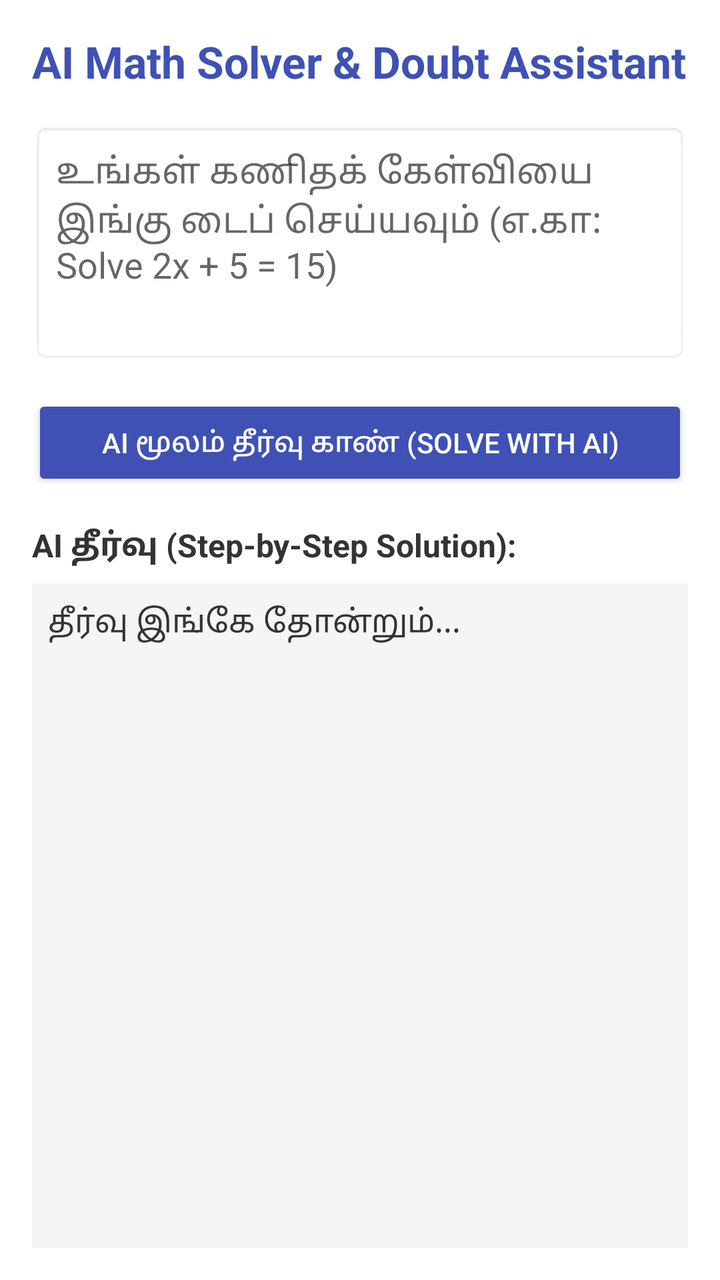
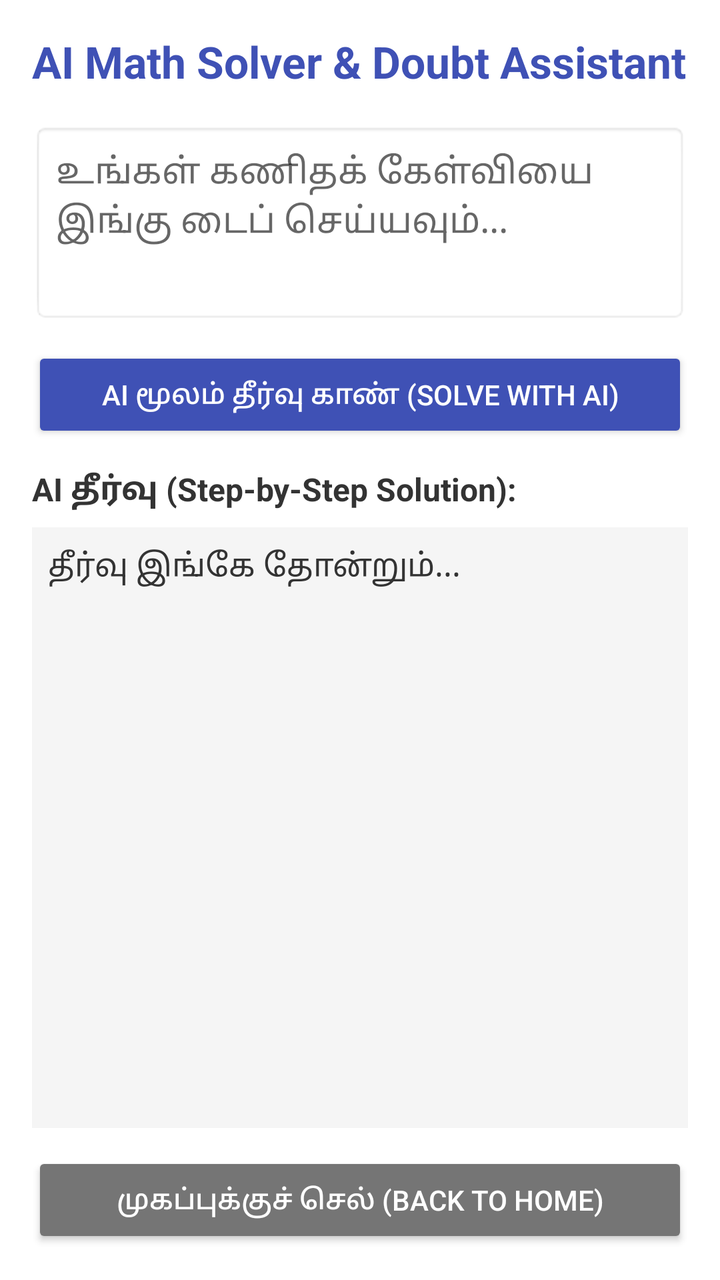

Before-and-after screenshots of an Android layout around one commit, followed by the original layout XML and the change that was made.
<!-- AndroidManifest.xml: application theme Theme.AppCompat.Light.NoActionBar -->
<!-- res/layout/activity_ai_teacher.xml -->
<?xml version="1.0" encoding="utf-8"?>
<LinearLayout xmlns:android="http://schemas.android.com/apk/res/android"
    android:layout_width="match_parent"
    android:layout_height="match_parent"
    android:orientation="vertical"
    android:padding="16dp"
    android:background="#FFFFFF">

    
    <TextView
        android:layout_width="wrap_content"
        android:layout_height="wrap_content"
        android:text="AI Math Solver &amp; Doubt Assistant"
        android:textSize="22sp"
        android:textStyle="bold"
        android:textColor="#3F51B5"
        android:layout_marginBottom="16dp" />

    
    <EditText
        android:id="@+id/etMathQuery"
        android:layout_width="match_parent"
        android:layout_height="120dp"
        android:hint="உங்கள் கணிதக் கேள்வியை இங்கு டைப் செய்யவும் (எ.கா: Solve 2x + 5 = 15)"
        android:gravity="top"
        android:inputType="textMultiLine"
        android:padding="12dp"
        android:background="@android:drawable/editbox_background_normal"
        android:layout_marginBottom="16dp" />

    
    <Button
        android:id="@+id/btnSolve"
        android:layout_width="match_parent"
        android:layout_height="wrap_content"
        android:text="AI மூலம் தீர்வு காண் (Solve with AI)"
        android:backgroundTint="#3F51B5"
        android:textColor="#FFFFFF"
        android:padding="12dp"
        android:layout_marginBottom="16dp" />

    
    <TextView
        android:layout_width="wrap_content"
        android:layout_height="wrap_content"
        android:text="AI தீர்வு (Step-by-Step Solution):"
        android:textStyle="bold"
        android:textSize="16sp"
        android:textColor="#333333"
        android:layout_marginBottom="8dp" />

    <ScrollView
        android:layout_width="match_parent"
        android:layout_height="match_parent"
        android:background="#F5F5F5"
        android:padding="8dp">

        <TextView
            android:id="@+id/tvAiResponse"
            android:layout_width="match_parent"
            android:layout_height="wrap_content"
            android:text="தீர்வு இங்கே தோன்றும்..."
            android:textSize="16sp"
            android:textColor="#333333" />
    </ScrollView>

</LinearLayout>
<!-- resources referenced by this layout -->
<resources>

</resources>

<!-- the commit's change to res/layout/activity_ai_teacher.xml (unified diff, before → after) -->
@@ -20,13 +20,13 @@
     <EditText
         android:id="@+id/etMathQuery"
         android:layout_width="match_parent"
-        android:layout_height="120dp"
-        android:hint="உங்கள் கணிதக் கேள்வியை இங்கு டைப் செய்யவும் (எ.கா: Solve 2x + 5 = 15)"
+        android:layout_height="100dp"
+        android:hint="உங்கள் கணிதக் கேள்வியை இங்கு டைப் செய்யவும்..."
         android:gravity="top"
         android:inputType="textMultiLine"
         android:padding="12dp"
         android:background="@android:drawable/editbox_background_normal"
-        android:layout_marginBottom="16dp" />
+        android:layout_marginBottom="12dp" />
 
     
     <Button
@@ -37,7 +37,7 @@
         android:backgroundTint="#3F51B5"
         android:textColor="#FFFFFF"
         android:padding="12dp"
-        android:layout_marginBottom="16dp" />
+        android:layout_marginBottom="12dp" />
 
     
     <TextView
@@ -51,9 +51,11 @@
 
     <ScrollView
         android:layout_width="match_parent"
-        android:layout_height="match_parent"
+        android:layout_height="0dp"
+        android:layout_weight="1"
         android:background="#F5F5F5"
-        android:padding="8dp">
+        android:padding="8dp"
+        android:layout_marginBottom="12dp">
 
         <TextView
             android:id="@+id/tvAiResponse"
@@ -64,4 +66,14 @@
             android:textColor="#333333" />
     </ScrollView>
 
+    
+    <Button
+        android:id="@+id/btnBack"
+        android:layout_width="match_parent"
+        android:layout_height="wrap_content"
+        android:text="முகப்புக்குச் செல் (Back to Home)"
+        android:backgroundTint="#757575"
+        android:textColor="#FFFFFF"
+        android:padding="12dp" />
+
 </LinearLayout>
